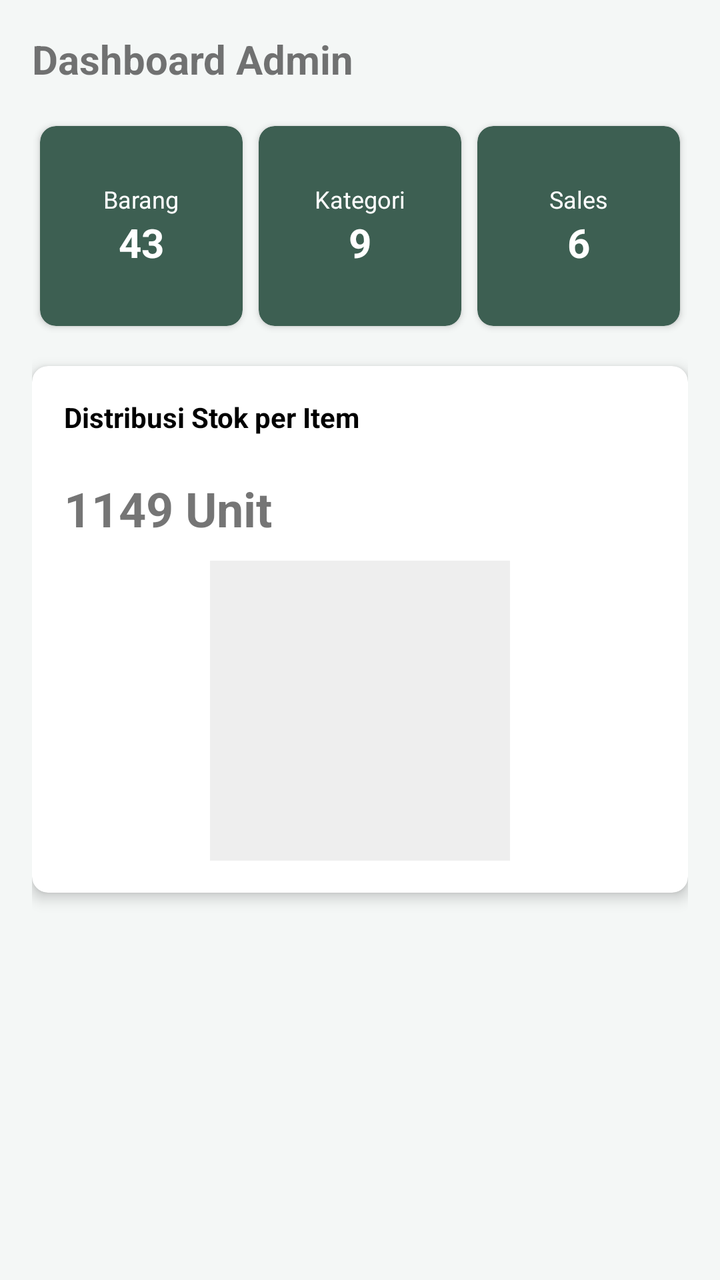
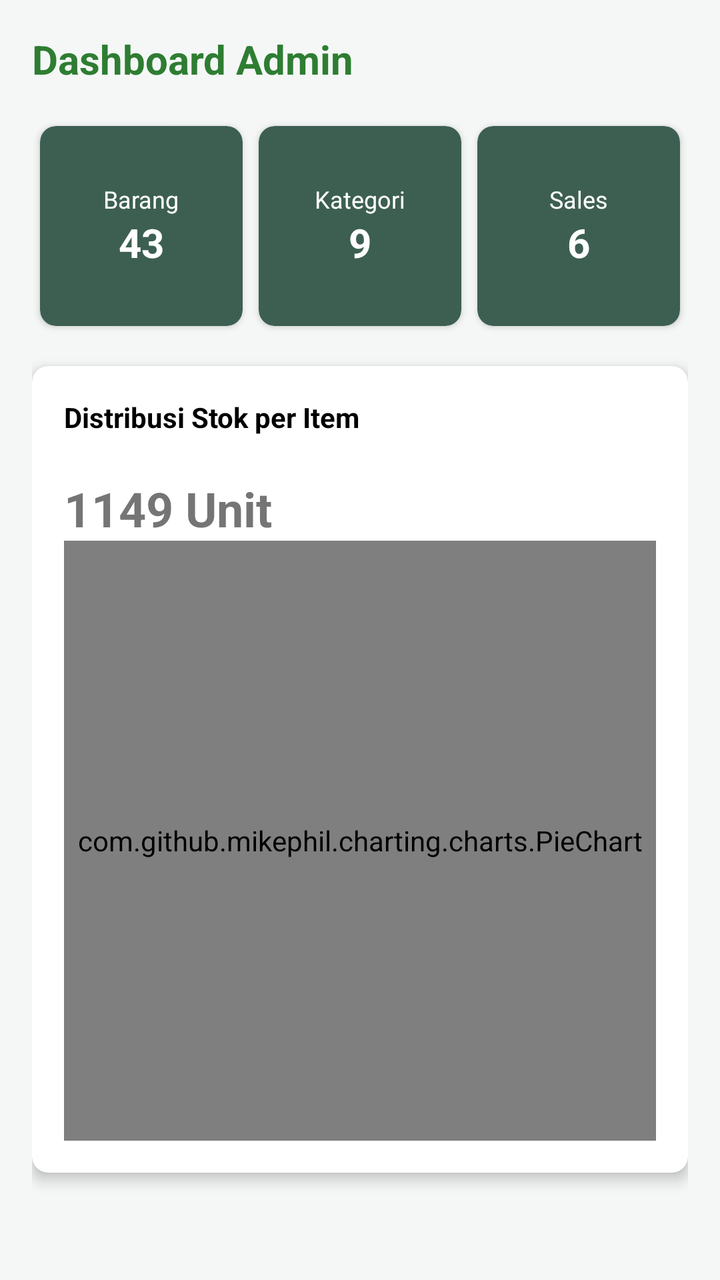

Two renders of the same Android screen: before a commit and after it. Below are the layout's source before the change and the commit's diff.
<!-- AndroidManifest.xml: application theme Theme.SIPTA -->
<!-- res/layout/activity_fragment_dashboard_admin.xml -->
<?xml version="1.0" encoding="utf-8"?>
<androidx.constraintlayout.widget.ConstraintLayout
    xmlns:android="http://schemas.android.com/apk/res/android"
    xmlns:app="http://schemas.android.com/apk/res-auto"
    android:layout_width="match_parent"
    android:layout_height="match_parent">

    <ScrollView
        android:layout_width="match_parent"
        android:layout_height="match_parent"
        android:background="#F4F7F6"
        android:fillViewport="true">

        <LinearLayout
            android:layout_width="match_parent"
            android:layout_height="wrap_content"
            android:orientation="vertical"
            android:padding="16dp">

            <TextView
                android:layout_width="wrap_content"
                android:layout_height="wrap_content"
                android:text="Dashboard Admin"
                android:textSize="20sp"
                android:textStyle="bold"
                android:layout_marginBottom="16dp"/>

            <LinearLayout
                android:layout_width="match_parent"
                android:layout_height="wrap_content"
                android:orientation="horizontal"
                android:weightSum="3">

                <androidx.cardview.widget.CardView
                    android:layout_width="0dp"
                    android:layout_height="100dp"
                    android:layout_weight="1"
                    android:layout_margin="4dp"
                    app:cardBackgroundColor="#3D5F52"
                    app:cardCornerRadius="8dp">
                    <LinearLayout
                        android:gravity="center"
                        android:orientation="vertical"
                        android:layout_width="match_parent"
                        android:layout_height="match_parent">
                        <TextView
                            android:text="Barang"
                            android:layout_width="wrap_content"
                            android:layout_height="wrap_content"
                            android:textColor="#FFF"
                            android:textSize="12sp" />
                        <TextView
                            android:id="@+id/tvCountBarang"
                            android:text="43"
                            android:layout_width="wrap_content"
                            android:layout_height="wrap_content"
                            android:textColor="#FFF"
                            android:textSize="20sp"
                            android:textStyle="bold" />
                    </LinearLayout>
                </androidx.cardview.widget.CardView>

                <androidx.cardview.widget.CardView
                    android:layout_width="0dp"
                    android:layout_height="100dp"
                    android:layout_weight="1"
                    android:layout_margin="4dp"
                    app:cardBackgroundColor="#3D5F52"
                    app:cardCornerRadius="8dp">
                    <LinearLayout
                        android:gravity="center"
                        android:orientation="vertical"
                        android:layout_width="match_parent"
                        android:layout_height="match_parent">
                        <TextView
                            android:text="Kategori"
                            android:layout_width="wrap_content"
                            android:layout_height="wrap_content"
                            android:textColor="#FFF"
                            android:textSize="12sp" />
                        <TextView
                            android:id="@+id/tvCountKategori"
                            android:layout_width="wrap_content"
                            android:layout_height="wrap_content"
                            android:text="9"
                            android:textColor="#FFF"
                            android:textSize="20sp"
                            android:textStyle="bold" />
                    </LinearLayout>
                </androidx.cardview.widget.CardView>

                <androidx.cardview.widget.CardView
                    android:layout_width="0dp"
                    android:layout_height="100dp"
                    android:layout_weight="1"
                    android:layout_margin="4dp"
                    app:cardBackgroundColor="#3D5F52"
                    app:cardCornerRadius="8dp">
                    <LinearLayout
                        android:gravity="center"
                        android:orientation="vertical"
                        android:layout_width="match_parent"
                        android:layout_height="match_parent">
                        <TextView
                            android:text="Sales"
                            android:layout_width="wrap_content"
                            android:layout_height="wrap_content"
                            android:textColor="#FFF"
                            android:textSize="12sp" />
                        <TextView
                            android:id="@+id/tvCountSales"
                            android:layout_width="wrap_content"
                            android:layout_height="wrap_content"
                            android:text="6"
                            android:textColor="#FFF"
                            android:textSize="20sp"
                            android:textStyle="bold" />
                    </LinearLayout>
                </androidx.cardview.widget.CardView>
            </LinearLayout>

            <androidx.cardview.widget.CardView
                android:layout_width="match_parent"
                android:layout_height="wrap_content"
                android:layout_marginTop="16dp"
                app:cardCornerRadius="8dp"
                app:cardElevation="4dp">
                <LinearLayout
                    android:orientation="vertical"
                    android:padding="16dp"
                    android:layout_width="match_parent"
                    android:layout_height="wrap_content">
                    <TextView
                        android:text="Distribusi Stok per Item"
                        android:layout_width="wrap_content"
                        android:layout_height="wrap_content"
                        android:textStyle="bold"
                        android:textColor="#000" />
                    <TextView
                        android:id="@+id/tvTotalUnit"
                        android:layout_width="wrap_content"
                        android:layout_height="wrap_content"
                        android:text="1149 Unit"
                        android:textSize="24sp"
                        android:gravity="center"
                        android:layout_marginTop="20dp"
                        android:textStyle="bold" />
                    <View android:layout_width="150dp" android:layout_height="150dp" android:layout_gravity="center" android:background="#EEEEEE" android:layout_marginTop="10dp"/>
                </LinearLayout>
            </androidx.cardview.widget.CardView>

        </LinearLayout>
    </ScrollView>

</androidx.constraintlayout.widget.ConstraintLayout>
<!-- resources referenced by this layout -->
<resources>
  <style name="Theme.SIPTA" parent="Theme.MaterialComponents.DayNight.DarkActionBar">
          <item name="colorPrimary">@color/sipta_green_dark</item>
  
          <item name="colorPrimaryVariant">@color/sipta_green_dark</item>
          <item name="colorOnPrimary">@color/white</item>
  
          <item name="colorSecondary">@color/sipta_green_light</item>
          <item name="colorSecondaryVariant">@color/sipta_green_dark</item>
          <item name="colorOnSecondary">@color/black</item>
  
          <item name="android:statusBarColor">?attr/colorPrimaryVariant</item>
      </style>
  <color name="sipta_green_dark">#3D5F52</color>
  <color name="white">#FFFFFFFF</color>
  <color name="sipta_green_light">#507A69</color>
  <color name="black">#FF000000</color>
</resources>

<!-- the commit's change to res/layout/activity_fragment_dashboard_admin.xml (unified diff, before → after) -->
@@ -21,6 +21,7 @@
                 android:layout_width="wrap_content"
                 android:layout_height="wrap_content"
                 android:text="Dashboard Admin"
+                android:textColor="#2E7D32"
                 android:textSize="20sp"
                 android:textStyle="bold"
                 android:layout_marginBottom="16dp"/>
@@ -145,7 +146,11 @@
                         android:gravity="center"
                         android:layout_marginTop="20dp"
                         android:textStyle="bold" />
-                    <View android:layout_width="150dp" android:layout_height="150dp" android:layout_gravity="center" android:background="#EEEEEE" android:layout_marginTop="10dp"/>
+
+                    <com.github.mikephil.charting.charts.PieChart
+                        android:id="@+id/pieChart"
+                        android:layout_width="match_parent"
+                        android:layout_height="300dp" />
                 </LinearLayout>
             </androidx.cardview.widget.CardView>
 
